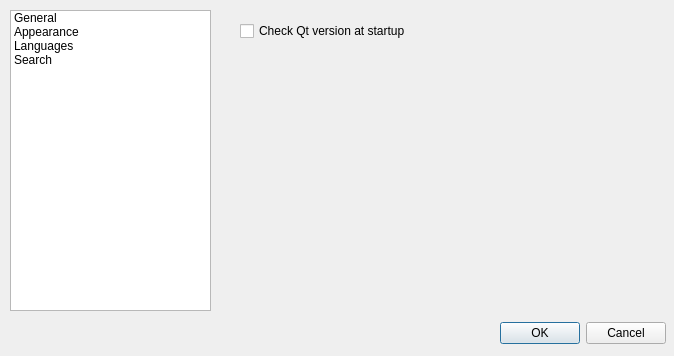
Before: the Qt Designer form src/ui/frmpreferences.ui in notepadqq/notepadqq, drawn with Qt 5.
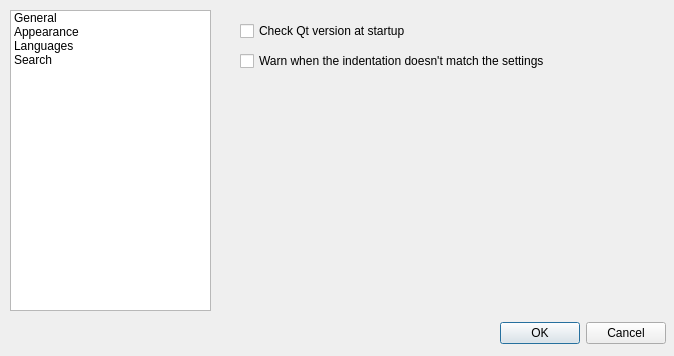
After: the same form once the commit is applied. Icons and pictures are not drawn.

Commit message: Option to turn off indent warning (closes #126)

Patch:
```diff
--- a/src/ui/frmpreferences.ui
+++ b/src/ui/frmpreferences.ui
@@ -76,7 +76,7 @@
       <rect>
        <x>20</x>
        <y>10</y>
-       <width>341</width>
+       <width>391</width>
        <height>22</height>
       </rect>
      </property>
@@ -84,6 +84,19 @@
       <string>Check Qt version at startup</string>
      </property>
     </widget>
+    <widget class="QCheckBox" name="chkWarnForDifferentIndentation">
+     <property name="geometry">
+      <rect>
+       <x>20</x>
+       <y>40</y>
+       <width>411</width>
+       <height>22</height>
+      </rect>
+     </property>
+     <property name="text">
+      <string>Warn when the indentation doesn't match the settings</string>
+     </property>
+    </widget>
    </widget>
    <widget class="QWidget" name="page_3">
     <widget class="QLabel" name="label_3">
```
The commit also changes 2 other files.
